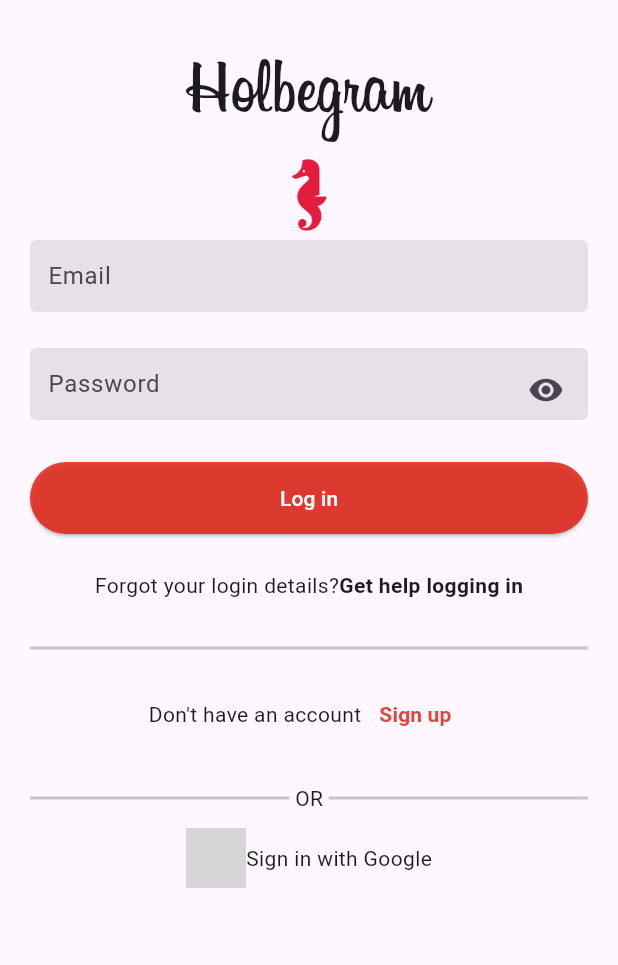
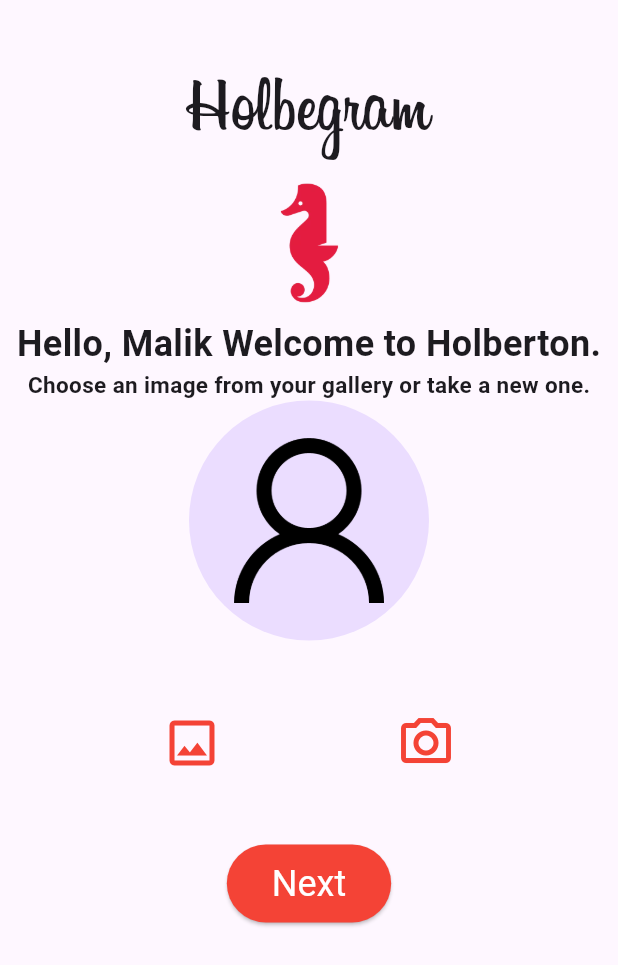
Before and after one commit to malik31200/holbertonschool-holbegram, a Flutter app: the screen it shows after launch, on a phone screen of 412 x 824 dp. Shown: the top 965 px of the screen. Run offline on Flutter 3.47's test engine with Material 3 defaults, Android fonts, the phone set to English and light mode, and no system bars; our stand-ins replace cloud_firestore, firebase_auth, firebase_core, image_picker, material_ui; accounts and stored records are empty; grey boxes are pictures that could not be loaded.

Commit message:
feat: upload user image

```diff
--- a/holbegram/lib/main.dart
+++ b/holbegram/lib/main.dart
@@ -2,6 +2,7 @@ import 'package:material_ui/material_ui.dart';
 import 'package:firebase_core/firebase_core.dart';
 
 import 'screens/login_screen.dart';
+import 'screens/upload_image_screen.dart';
 
 Future main() async {
   WidgetsFlutterBinding.ensureInitialized();
@@ -18,9 +19,10 @@ class MyApp extends StatelessWidget {
     return MaterialApp(
       title: 'Flutter Demo',
       theme: ThemeData(colorScheme: .fromSeed(seedColor: Colors.deepPurple)),
-      home: LoginScreen(
-        emailController: TextEditingController(),
-        passwordController: TextEditingController(),
+      home: AddPicture(
+        email: 'test@test.com',
+        password: '123456',
+        username: 'Malik',
       ),
     );
   }
@@ -28,16 +30,6 @@ class MyApp extends StatelessWidget {
 
 class MyHomePage extends StatefulWidget {
   const MyHomePage({super.key, required this.title});
-
-  // This widget is the home page of your application. It is stateful, meaning
-  // that it has a State object (defined below) that contains fields that affect
-  // how it looks.
-
-  // This class is the configuration for the state. It holds the values (in this
-  // case the title) provided by the parent (in this case the App widget) and
-  // used by the build method of the State. Fields in a Widget subclass are
-  // always marked "final".
-
   final String title;
 
   @override
@@ -49,12 +41,6 @@ class _MyHomePageState extends State<MyHomePage> {
 
   void _incrementCounter() {
     setState(() {
-      // This call to setState tells the Flutter framework that something has
-      // changed in this State, which causes it to rerun the build method below
-      // so that the display can reflect the updated values. If we changed
-      // _counter without calling setState(), then the build method would not be
-      // called again, and so nothing would appear to happen.
-      _counter++;
     });
   }
 
--- a/holbegram/lib/screens/upload_image_screen.dart
+++ b/holbegram/lib/screens/upload_image_screen.dart
@@ -0,0 +1,130 @@
+import 'dart:typed_data';
+
+import 'package:material_ui/material_ui.dart';
+import 'package:image_picker/image_picker.dart';
+
+class AddPicture extends StatefulWidget {
+  final String email;
+  final String password;
+  final String username;
+
+  const AddPicture({
+    super.key,
+    required this.email,
+    required this.password,
+    required this.username,
+  });
+
+  @override
+  State<AddPicture> createState() => _AddPictureState();
+}
+
+class _AddPictureState extends State<AddPicture> {
+  Uint8List? _image;
+
+  Future<void> selectImageFromGallery() async {
+    final ImagePicker imagePicker = ImagePicker();
+
+    XFile? file = await imagePicker.pickImage(source: ImageSource.gallery);
+
+    if (file == null) return;
+
+    Uint8List imageBytes = await file.readAsBytes();
+
+    if (!mounted) return;
+
+    setState(() {
+      _image = imageBytes;
+    });
+  }
+
+  Future<void> selectImageFromCamera() async {
+    final ImagePicker imagePicker = ImagePicker();
+
+    XFile? file = await imagePicker.pickImage(source: ImageSource.camera);
+
+    if (file == null) return;
+
+    Uint8List imageBytes = await file.readAsBytes();
+
+    if (!mounted) return;
+
+    setState(() {
+      _image = imageBytes;
+    });
+  }
+
+  @override
+  Widget build(BuildContext context) {
+    return Scaffold(
+      body: SingleChildScrollView(
+        child: Column(
+          children: [
+            SizedBox(height: 40),
+
+            Text(
+              'Holbegram',
+              style: TextStyle(fontFamily: 'Billabong', fontSize: 50),
+            ),
+
+            Image.asset('assets/images/logo.png', height: 100),
+
+            Text(
+              'Hello, ${widget.username} Welcome to Holberton.',
+              style: TextStyle(fontSize: 24, fontWeight: FontWeight.bold),
+            ),
+
+            Text(
+              'Choose an image from your gallery or take a new one.',
+              style: TextStyle(fontSize: 15, fontWeight: FontWeight.bold),
+            ),
+
+            _image != null
+                ? CircleAvatar(
+                    radius: 80,
+                    backgroundImage: MemoryImage(_image!),
+                  )
+                : const CircleAvatar(
+                    radius: 80,
+                    backgroundImage: AssetImage('assets/images/icon.png'),
+                  ),
+
+            SizedBox(height: 40),
+
+            Row(
+              mainAxisAlignment: MainAxisAlignment.spaceEvenly,
+              children: [
+                IconButton(
+                  onPressed: selectImageFromGallery,
+                  icon: Icon(Icons.image_outlined, color: Colors.red, size: 40),
+                ),
+
+                IconButton(
+                  onPressed: selectImageFromCamera,
+                  icon: Icon(
+                    Icons.camera_alt_outlined,
+                    color: Colors.red,
+                    size: 40,
+                  ),
+                ),
+              ],
+            ),
+
+            SizedBox(height: 40),
+
+            ElevatedButton(
+              onPressed: () {},
+              style: ElevatedButton.styleFrom(
+                backgroundColor: Colors.red,
+                foregroundColor: Colors.white,
+                padding: EdgeInsets.symmetric(horizontal: 30, vertical: 12),
+                textStyle: TextStyle(fontSize: 24),
+              ),
+              child: Text('Next'),
+            ),
+          ],
+        ),
+      ),
+    );
+  }
+}
--- a/holbegram/pubspec.yaml
+++ b/holbegram/pubspec.yaml
@@ -21,6 +21,8 @@ dependencies:
   cloudinary_flutter: ^1.3.0
   cloud_firestore: ^7.2.0
   http: ^1.6.0
+  uuid: ^4.6.0
+  image_picker: ^1.2.4
 
 dev_dependencies:
   flutter_test:
```
Also changed, not shown: holbegram/lib/screens/auth/methods/user_storage.dart (added, +41 -0 lines), holbegram/lib/screens/login_screen.dart (+11 -2 lines), holbegram/assets/images/icon.png (added), holbegram/pubspec.lock, 5 other files.
